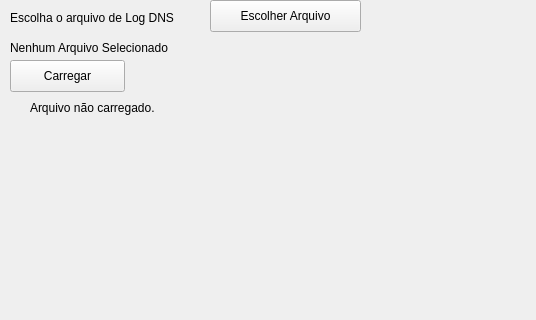
Above: pfc_botnets_qt/logselectorform.ui from yguimaraes/pfc_botnets before the change; both pictures show x 0 to 536 and y 0 to 320 of the 824 by 408 pixel window. Below: the same form after it.
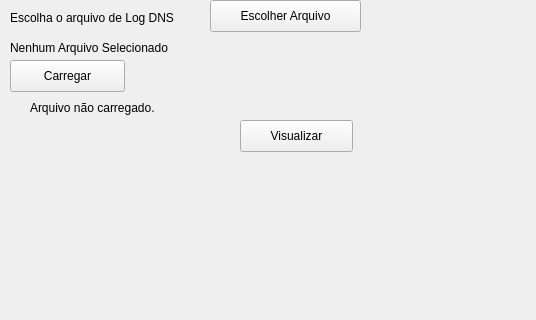
That is the form after the change.

Commit message: adds plot button to log selector form

```diff
--- a/pfc_botnets_qt/logselectorform.ui
+++ b/pfc_botnets_qt/logselectorform.ui
@@ -78,6 +78,19 @@
     <string>Arquivo não carregado.</string>
    </property>
   </widget>
+  <widget class="QPushButton" name="plot_button">
+   <property name="geometry">
+    <rect>
+     <x>240</x>
+     <y>120</y>
+     <width>113</width>
+     <height>32</height>
+    </rect>
+   </property>
+   <property name="text">
+    <string>Visualizar</string>
+   </property>
+  </widget>
  </widget>
  <layoutdefault spacing="6" margin="11"/>
  <resources/>
```
The commit also changes 2 other files.
